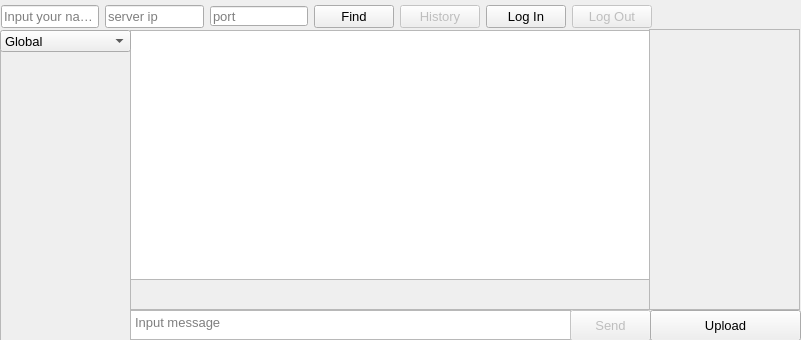
Qt form client_GUI.ui (Orezsub/Kyrsach-KSIS) before a commit.
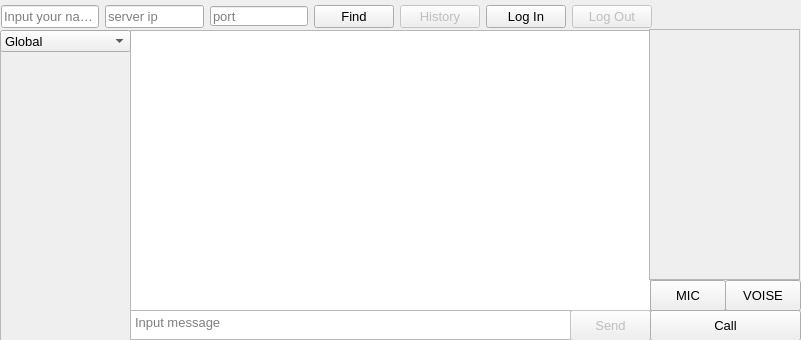
The same form after that commit.

Commit message: fix audio client

Patch:
```diff
--- a/client_GUI.ui
+++ b/client_GUI.ui
@@ -40,7 +40,7 @@
       <x>130</x>
       <y>30</y>
       <width>521</width>
-      <height>251</height>
+      <height>281</height>
      </rect>
     </property>
     <property name="readOnly">
@@ -131,46 +131,6 @@
      </property>
     </item>
    </widget>
-   <widget class="QScrollArea" name="scrollArea_2">
-    <property name="geometry">
-     <rect>
-      <x>130</x>
-      <y>279</y>
-      <width>521</width>
-      <height>31</height>
-     </rect>
-    </property>
-    <property name="verticalScrollBarPolicy">
-     <enum>Qt::ScrollBarAlwaysOff</enum>
-    </property>
-    <property name="horizontalScrollBarPolicy">
-     <enum>Qt::ScrollBarAlwaysOff</enum>
-    </property>
-    <property name="widgetResizable">
-     <bool>true</bool>
-    </property>
-    <widget class="QWidget" name="scrollAreaWidgetContents_2">
-     <property name="geometry">
-      <rect>
-       <x>0</x>
-       <y>0</y>
-       <width>519</width>
-       <height>29</height>
-      </rect>
-     </property>
-     <widget class="QWidget" name="horizontalLayoutWidget">
-      <property name="geometry">
-       <rect>
-        <x>0</x>
-        <y>0</y>
-        <width>521</width>
-        <height>31</height>
-       </rect>
-      </property>
-      <layout class="QHBoxLayout" name="horizontalLayout"/>
-     </widget>
-    </widget>
-   </widget>
    <widget class="QWidget" name="layoutWidget">
     <property name="geometry">
      <rect>
@@ -278,7 +238,7 @@
      </rect>
     </property>
     <property name="text">
-     <string>Upload</string>
+     <string>Call</string>
     </property>
    </widget>
    <widget class="QScrollArea" name="scrollArea_3">
@@ -287,7 +247,7 @@
       <x>649</x>
       <y>29</y>
       <width>151</width>
-      <height>281</height>
+      <height>251</height>
      </rect>
     </property>
     <property name="widgetResizable">
@@ -299,7 +259,7 @@
        <x>0</x>
        <y>0</y>
        <width>149</width>
-       <height>279</height>
+       <height>249</height>
       </rect>
      </property>
      <widget class="QWidget" name="verticalLayoutWidget_2">
@@ -308,13 +268,39 @@
         <x>0</x>
         <y>0</y>
         <width>151</width>
-        <height>281</height>
+        <height>251</height>
        </rect>
       </property>
       <layout class="QVBoxLayout" name="verticalLayout_2"/>
      </widget>
     </widget>
    </widget>
+   <widget class="QPushButton" name="Btn_Mute_Mic">
+    <property name="geometry">
+     <rect>
+      <x>650</x>
+      <y>280</y>
+      <width>76</width>
+      <height>31</height>
+     </rect>
+    </property>
+    <property name="text">
+     <string>MIC</string>
+    </property>
+   </widget>
+   <widget class="QPushButton" name="Btn_Mute_Voise">
+    <property name="geometry">
+     <rect>
+      <x>725</x>
+      <y>280</y>
+      <width>76</width>
+      <height>31</height>
+     </rect>
+    </property>
+    <property name="text">
+     <string>VOISE</string>
+    </property>
+   </widget>
   </widget>
  </widget>
  <resources/>
```
Left out of the diff: 2 changed lines with no effect on the pictures. The commit also changes 9 other files.
